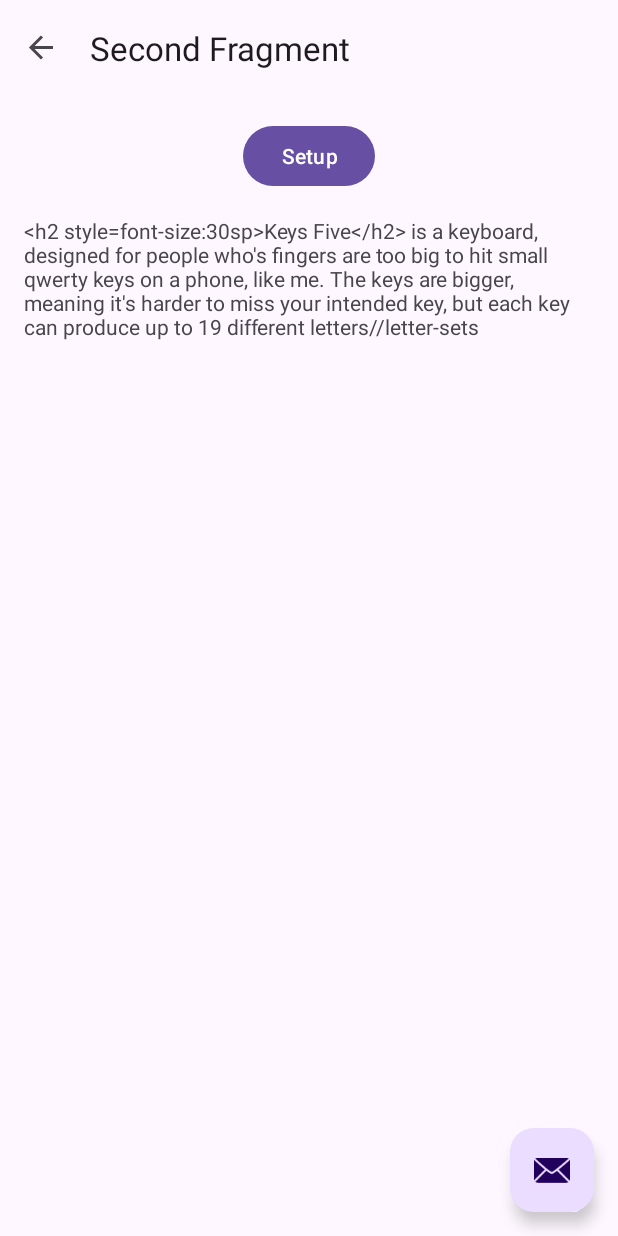
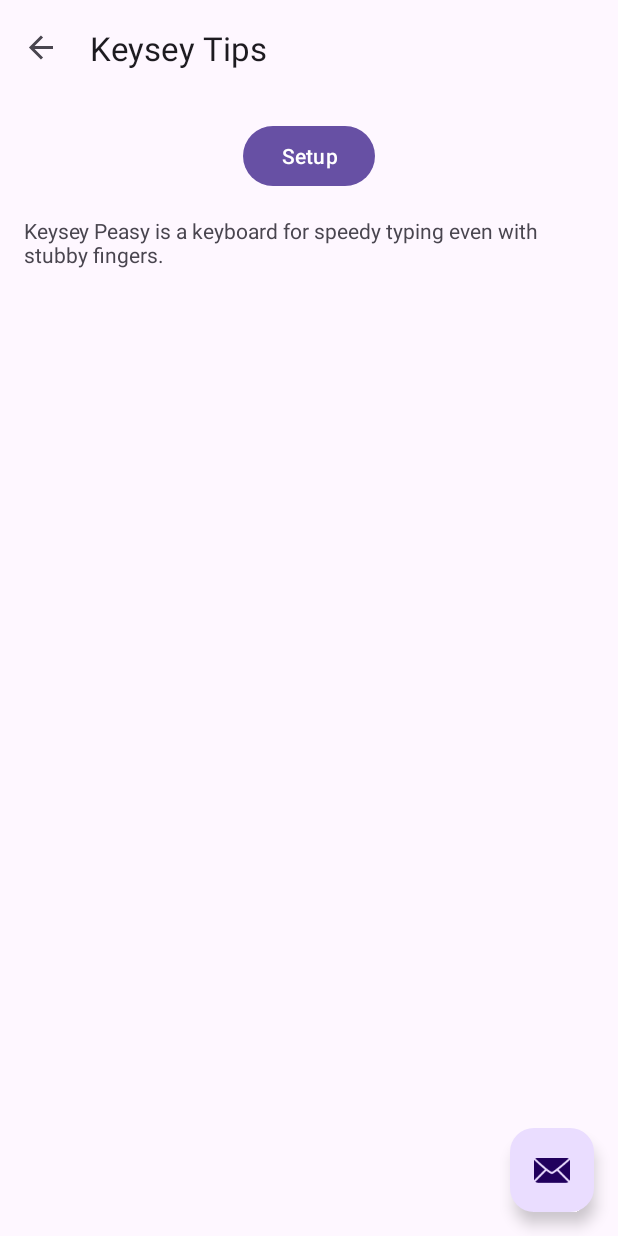
Before and after one commit to storyfeet/keysypeasy, an Android app: the SecondFragment screen opened through its navigation route, on a phone screen of 412 x 824 dp. Run offline under Robolectric (Android 15) with nearby library versions, the phone set to English and light mode, and no system bars; our stand-ins replace navigation-ui.

Commit message:
change id to remove keysfive and replace with keyseypeasy

```diff
--- a/app/build.gradle.kts
+++ b/app/build.gradle.kts
@@ -8,7 +8,7 @@ android {
     compileSdk = 34
 
     defaultConfig {
-        applicationId = "com.storyfeet.keysfour"
+        applicationId = "com.storyfeet.keyseypeasy"
         minSdk = 21
         targetSdk = 34
         versionCode = 1
--- a/app/src/main/AndroidManifest.xml
+++ b/app/src/main/AndroidManifest.xml
@@ -14,7 +14,7 @@
         tools:targetApi="31">
         <activity
             android:name=".MainActivity"
-            android:label="Keys Five"
+            android:label="Keysey Peasy Settings"
             android:exported="true"
             android:theme="@style/Base.Theme.KeysFour"
             android:icon="@drawable/ic_launcher_hand_foreground">
@@ -31,7 +31,7 @@
         </activity>
 
         <service
-            android:name=".KeysIME"
+            android:name=".KeyseyPeasy"
             android:exported="true"
             android:label="@string/app_name"
             android:permission="android.permission.BIND_INPUT_METHOD">
--- a/app/src/main/java/com/storyfeet/keysfour/FirstFragment.kt
+++ b/app/src/main/java/com/storyfeet/keysfour/FirstFragment.kt
@@ -45,6 +45,7 @@ class FirstFragment : Fragment() {
 
         binding.buttonEnable.setOnClickListener{
             val imeIntent = Intent(Settings.ACTION_INPUT_METHOD_SETTINGS);
+            imeIntent.putExtra(Settings.EXTRA_INPUT_METHOD_ID,"com.storyfeet.keyseypeasy.KeyseyPeasy")
             startActivity(imeIntent);
         }
 
--- a/app/src/main/res/values/strings.xml
+++ b/app/src/main/res/values/strings.xml
@@ -1,19 +1,14 @@
 <resources>
-    <string name="app_name">KeysFive</string>
+    <string name="app_name">Keysey Peasy</string>
     <string name="title_activity_main">MainActivity</string>
     <!-- Strings used for fragments for navigation -->
-    <string name="first_fragment_label">Keys Five</string>
-    <string name="second_fragment_label">Second Fragment</string>
+    <string name="first_fragment_label">Keysey Setup</string>
+    <string name="second_fragment_label">Keysey Tips</string>
     <string name="next">Usage</string>
     <string name="previous">Setup</string>
 
 
-    <string name="k5_intro">
-            <![CDATA[
-        <h2 style="font-size:30sp">Keys Five</h2> is a keyboard, designed for people who\'s fingers are too big to hit small qwerty keys on a phone, like me.
-        The keys are bigger, meaning it\'s harder to miss your intended key, but each key can produce up to 19 different letters//letter-sets
-           ]]>
-    </string>
+    <string name="k5_intro">Keysey Peasy is a keyboard for speedy typing even with stubby fingers.    </string>
 
     <string name="setup_label">Setup Keys 5</string>
     <string name="setup_text">To use this keyboard.</string>
```
Also changed, not shown: app/src/main/java/com/storyfeet/keysfour/KeyseyPeasy.java (renamed from app/src/main/java/com/storyfeet/keysfour/KeysIME.java, +2 -6 lines).
